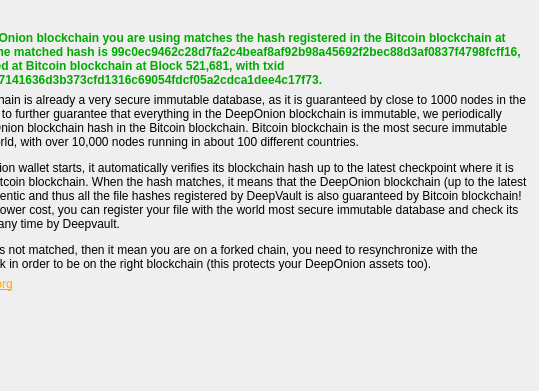
deeponion/deeponion, file src/qt/forms/blockchaindialog.ui: the form before one commit; both pictures show x 111 to 650 and y 0 to 391 of the 650 by 543 pixel window.
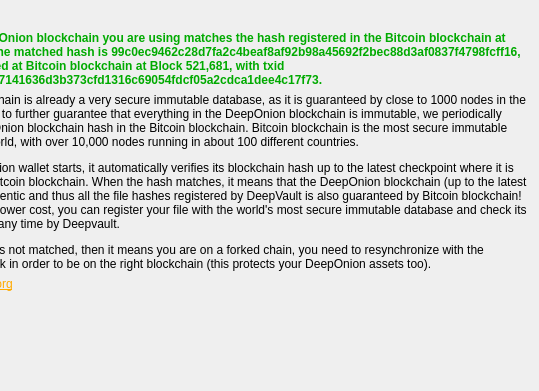
The form after the commit. Icons and pictures are not drawn.

```diff
--- a/src/qt/forms/blockchaindialog.ui
+++ b/src/qt/forms/blockchaindialog.ui
@@ -48,7 +48,7 @@
         <cursorShape>IBeamCursor</cursorShape>
        </property>
        <property name="text">
-        <string>&lt;html&gt;&lt;head/&gt;&lt;body&gt;&lt;p&gt;DeepOnion blockchain is already a very secure immutable database, as it is guaranteed by close to 1000 nodes in the network. However, to further guarantee that everything in the DeepOnion blockchain is immutable, we periodically register the DeepOnion blockchain hash in the Bitcoin blockchain. Bitcoin blockchain is the most secure immutable database in the world, with over 10,000 nodes running in about 100 different countries.&lt;/p&gt;&lt;p&gt;When the DeepOnion wallet starts, it automatically verifies its blockchain hash up to the latest checkpoint where it is registered in the Bitcoin blockchain. When the hash matches, it means that the DeepOnion blockchain (up to the latest checkpoint) is authentic and thus all the file hashes registered by DeepVault is also guaranteed by Bitcoin blockchain! Thus with a much lower cost, you can register your file with the world most secure immutable database and check its authencity later at any time by Deepvault.&lt;/p&gt;&lt;p&gt;If your blockchain is not matched, then it mean you are on a forked chain, you need to resynchronize with the DeepOnion network in order to be on the right blockchain (this protects your DeepOnion assets too).&lt;/p&gt;&lt;/body&gt;&lt;/html&gt;</string>
+        <string>&lt;html&gt;&lt;head/&gt;&lt;body&gt;&lt;p&gt;DeepOnion blockchain is already a very secure immutable database, as it is guaranteed by close to 1000 nodes in the network. However, to further guarantee that everything in the DeepOnion blockchain is immutable, we periodically register the DeepOnion blockchain hash in the Bitcoin blockchain. Bitcoin blockchain is the most secure immutable database in the world, with over 10,000 nodes running in about 100 different countries.&lt;/p&gt;&lt;p&gt;When the DeepOnion wallet starts, it automatically verifies its blockchain hash up to the latest checkpoint where it is registered in the Bitcoin blockchain. When the hash matches, it means that the DeepOnion blockchain (up to the latest checkpoint) is authentic and thus all the file hashes registered by DeepVault is also guaranteed by Bitcoin blockchain! Thus with a much lower cost, you can register your file with the world's most secure immutable database and check its authencity later at any time by Deepvault.&lt;/p&gt;&lt;p&gt;If your blockchain is not matched, then it means you are on a forked chain, you need to resynchronize with the DeepOnion network in order to be on the right blockchain (this protects your DeepOnion assets too).&lt;/p&gt;&lt;/body&gt;&lt;/html&gt;</string>
        </property>
        <property name="wordWrap">
         <bool>true</bool>
```
